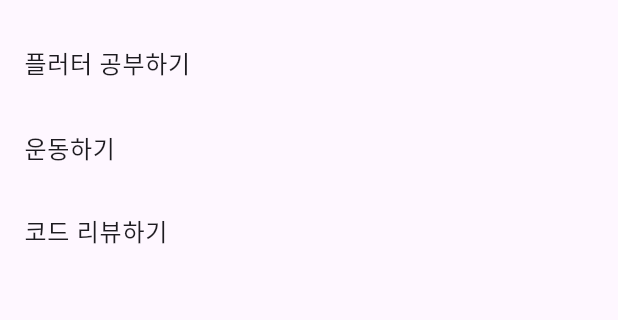
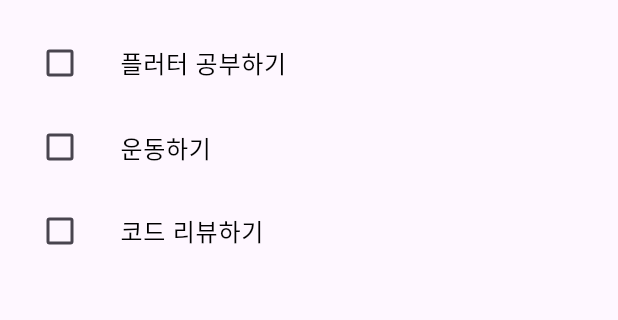
Before and after one commit to No1stone/flutter-todoapp, a Flutter app: the screen it shows after launch, on a phone screen of 412 x 824 dp, the part 63-383 px from its top. Run offline on Flutter 3.47's test engine with Material 3 defaults, Android fonts, the light colour scheme and no system bars.

Commit message:
플러터 테스트중...

```diff
--- a/lib/main.dart
+++ b/lib/main.dart
@@ -25,6 +25,7 @@
 
 class _ToDoAppState extends State<ToDoApp> {
   List<String> todos = ["플러터 공부하기", "운동하기", "코드 리뷰하기"];
+  List<bool> isCompleted = [false, false, false]; // 완료 여부 저장
   TextEditingController _controller = TextEditingController();
 
   // 할 일 수정 다이얼로그
@@ -59,6 +60,13 @@
     );
   }
 
+  // 체크박스 상태 변경
+  void _toggleComplete(int index) {
+    setState(() {
+      isCompleted[index] = !isCompleted[index];
+    });
+  }
+
   @override
   Widget build(BuildContext context) {
     return Scaffold(
@@ -67,7 +75,19 @@
         itemCount: todos.length,
         itemBuilder: (context, index) {
           return ListTile(
-            title: Text(todos[index]),
+            leading: Checkbox(
+              value: isCompleted[index],
+              onChanged: (value) => _toggleComplete(index), // 체크하면 상태 변경
+            ),
+            title: Text(
+              todos[index],
+              style: TextStyle(
+                decoration: isCompleted[index]
+                    ? TextDecoration.lineThrough // 완료 시 취소선 추가
+                    : TextDecoration.none,
+                color: isCompleted[index] ? Colors.grey : Colors.black, // 완료 시 회색으로 변경
+              ),
+            ),
             onTap: () => _editTask(index), // 클릭하면 수정 다이얼로그 실행
           );
         },
```
